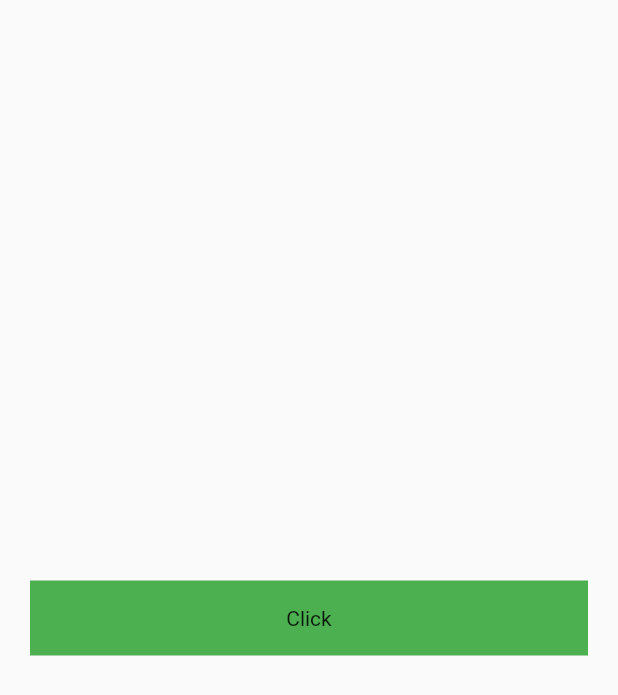
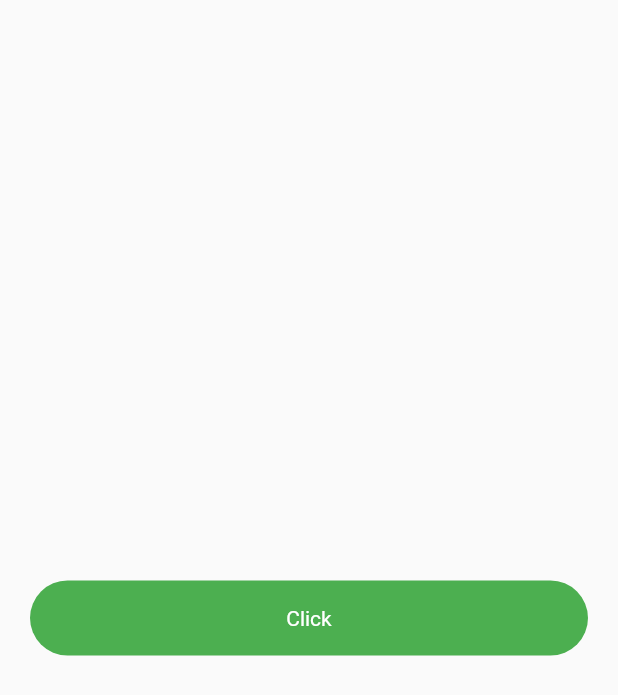
Before and after one commit to musamairshad/Multi-Role-Base-App, a Flutter app: the screen it shows after launch, after a tap on "Click", on a phone screen of 412 x 824 dp. Shown: the top 695 px of the screen. Run offline on Flutter 3.47's test engine with Material 2 defaults, Android fonts, the phone set to English and light mode, and no system bars; our stand-ins replace shared_preferences; network calls fail.

Commit message:
Modified Login Screen.

```diff
--- a/lib/login_screen.dart
+++ b/lib/login_screen.dart
@@ -1,4 +1,5 @@
 import 'package:flutter/material.dart';
+import 'package:shared_preferences/shared_preferences.dart';
 
 class LoginScreen extends StatefulWidget {
   static const routeName = "/login-screen";
@@ -12,6 +13,8 @@ class _LoginScreenState extends State<LoginScreen> {
   //   print("delayed.");
   // }
 
+  // Shared Prefs also waits to get desired value.
+
   @override
   Widget build(BuildContext context) {
     return Scaffold(
@@ -22,14 +25,35 @@ class _LoginScreenState extends State<LoginScreen> {
           crossAxisAlignment: CrossAxisAlignment.center,
           children: [
             InkWell(
-              onTap: () {
-                // usamaIrshad();
+              onTap: () async {
+                SharedPreferences sp = await SharedPreferences.getInstance();
+                // You store value value with respect to its key and similarly
+                // read value with respect to its key.
+                sp.setString('Name', "Usama Irshad");
+                sp.setInt("Age", 21);
+                sp.setBool('isLogin', false);
+
+                print(sp.getString('Name'));
+                print(sp.getInt('Age').toString());
+                print(sp.getBool('isLogin'));
+
+                sp.remove('Name');
+                print(sp.getString('Name'));
               },
               child: Container(
                 height: 50,
                 width: double.infinity,
+                decoration: BoxDecoration(
                 color: Colors.green,
-                child: Center(child: Text("Click")),
+                borderRadius: BorderRadius.circular(30),
+                ),
+                child: Center(
+                    child: Text(
+                  "Click",
+                  style: TextStyle(
+                    color: Colors.white,
+                  ),
+                )),
               ),
             )
           ],
```
